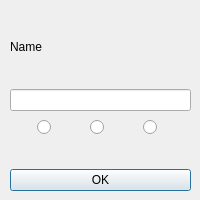
Qt form 3_Solution/TestConexiune/QClient/NewNode.ui (Aleexuta/POO-Proiect-NOrg) before a commit.
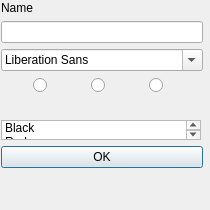
The same form after that commit. Icons and pictures are not drawn.

Commit message: move node to trash

```diff
--- a/3_Solution/TestConexiune/QClient/NewNode.ui
+++ b/3_Solution/TestConexiune/QClient/NewNode.ui
@@ -6,13 +6,19 @@
    <rect>
     <x>0</x>
     <y>0</y>
-    <width>200</width>
-    <height>200</height>
+    <width>210</width>
+    <height>210</height>
    </rect>
   </property>
+  <property name="minimumSize">
+   <size>
+    <width>100</width>
+    <height>100</height>
+   </size>
+  </property>
   <property name="maximumSize">
    <size>
-    <width>200</width>
+    <width>250</width>
     <height>300</height>
    </size>
   </property>
@@ -22,10 +28,10 @@
   <widget class="QWidget" name="">
    <property name="geometry">
     <rect>
-     <x>10</x>
-     <y>10</y>
-     <width>181</width>
-     <height>181</height>
+     <x>1</x>
+     <y>1</y>
+     <width>202</width>
+     <height>167</height>
     </rect>
    </property>
    <layout class="QVBoxLayout" name="verticalLayout">
@@ -44,6 +50,9 @@
       <item row="1" column="0">
        <widget class="QLineEdit" name="NameText"/>
       </item>
+      <item row="2" column="0">
+       <widget class="QFontComboBox" name="fontComboBox"/>
+      </item>
      </layout>
     </item>
     <item>
@@ -146,6 +155,125 @@
       </item>
      </layout>
     </item>
+    <item>
+     <widget class="QListWidget" name="colorList">
+      <property name="minimumSize">
+       <size>
+        <width>100</width>
+        <height>20</height>
+       </size>
+      </property>
+      <property name="maximumSize">
+       <size>
+        <width>200</width>
+        <height>20</height>
+       </size>
+      </property>
+      <item>
+       <property name="text">
+        <string>Black</string>
+       </property>
+      </item>
+      <item>
+       <property name="text">
+        <string>Red</string>
+       </property>
+       <property name="background">
+        <brush brushstyle="NoBrush">
+         <color alpha="255">
+          <red>170</red>
+          <green>0</green>
+          <blue>0</blue>
+         </color>
+        </brush>
+       </property>
+      </item>
+      <item>
+       <property name="text">
+        <string>Blue</string>
+       </property>
+       <property name="background">
+        <brush brushstyle="NoBrush">
+         <color alpha="255">
+          <red>56</red>
+          <green>168</green>
+          <blue>168</blue>
+         </color>
+        </brush>
+       </property>
+      </item>
+      <item>
+       <property name="text">
+        <string>Yellow</string>
+       </property>
+       <property name="background">
+        <brush brushstyle="NoBrush">
+         <color alpha="255">
+          <red>255</red>
+          <green>255</green>
+          <blue>127</blue>
+         </color>
+        </brush>
+       </property>
+      </item>
+      <item>
+       <property name="text">
+        <string>Orange</string>
+       </property>
+       <property name="background">
+        <brush brushstyle="NoBrush">
+         <color alpha="255">
+          <red>255</red>
+          <green>85</green>
+          <blue>0</blue>
+         </color>
+        </brush>
+       </property>
+      </item>
+      <item>
+       <property name="text">
+        <string>Dark Green</string>
+       </property>
+       <property name="background">
+        <brush brushstyle="NoBrush">
+         <color alpha="255">
+          <red>57</red>
+          <green>111</green>
+          <blue>0</blue>
+         </color>
+        </brush>
+       </property>
+      </item>
+      <item>
+       <property name="text">
+        <string>Light Green</string>
+       </property>
+       <property name="background">
+        <brush brushstyle="NoBrush">
+         <color alpha="255">
+          <red>85</red>
+          <green>255</green>
+          <blue>0</blue>
+         </color>
+        </brush>
+       </property>
+      </item>
+      <item>
+       <property name="text">
+        <string>Violet</string>
+       </property>
+       <property name="background">
+        <brush brushstyle="NoBrush">
+         <color alpha="255">
+          <red>86</red>
+          <green>41</green>
+          <blue>163</blue>
+         </color>
+        </brush>
+       </property>
+      </item>
+     </widget>
+    </item>
     <item>
      <widget class="QPushButton" name="OKButton">
       <property name="text">
```
The commit also changes 25 other files.
